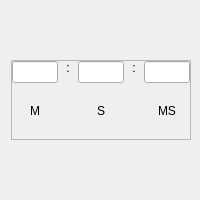
Qt form src/common/countdownwidget.ui (d-moco/GS-Capture) before a commit.
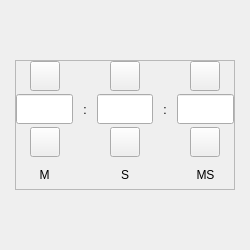
The same form after that commit. Icons and pictures are not drawn.

What changed in the file:
```diff
--- a/src/common/countdownwidget.ui
+++ b/src/common/countdownwidget.ui
@@ -6,38 +6,53 @@
    <rect>
     <x>0</x>
     <y>0</y>
-    <width>200</width>
-    <height>200</height>
+    <width>250</width>
+    <height>250</height>
    </rect>
   </property>
   <property name="minimumSize">
    <size>
-    <width>200</width>
-    <height>200</height>
+    <width>250</width>
+    <height>250</height>
    </size>
   </property>
   <property name="maximumSize">
    <size>
-    <width>200</width>
-    <height>200</height>
+    <width>250</width>
+    <height>250</height>
    </size>
   </property>
   <property name="windowTitle">
    <string>Form</string>
   </property>
   <layout class="QGridLayout" name="gridLayout">
+   <property name="leftMargin">
+    <number>0</number>
+   </property>
+   <property name="topMargin">
+    <number>0</number>
+   </property>
+   <property name="rightMargin">
+    <number>0</number>
+   </property>
+   <property name="bottomMargin">
+    <number>0</number>
+   </property>
+   <property name="spacing">
+    <number>0</number>
+   </property>
    <item row="0" column="0">
     <widget class="QFrame" name="frame">
      <property name="minimumSize">
       <size>
-       <width>180</width>
-       <height>80</height>
+       <width>220</width>
+       <height>130</height>
       </size>
      </property>
      <property name="maximumSize">
       <size>
-       <width>180</width>
-       <height>80</height>
+       <width>220</width>
+       <height>130</height>
       </size>
      </property>
      <property name="sizeIncrement">
@@ -52,9 +67,9 @@
      <property name="frameShadow">
       <enum>QFrame::Raised</enum>
      </property>
-     <layout class="QHBoxLayout" name="horizontalLayout">
+     <layout class="QHBoxLayout" name="horizontalLayout_7">
       <property name="spacing">
-       <number>0</number>
+       <number>2</number>
       </property>
       <property name="leftMargin">
        <number>0</number>
@@ -71,10 +86,135 @@
       <item>
        <layout class="QVBoxLayout" name="verticalLayout">
         <property name="spacing">
-         <number>0</number>
+         <number>3</number>
         </property>
         <item>
-         <widget class="QLineEdit" name="edit_min"/>
+         <layout class="QHBoxLayout" name="horizontalLayout">
+          <item>
+           <spacer name="horizontalSpacer">
+            <property name="orientation">
+             <enum>Qt::Horizontal</enum>
+            </property>
+            <property name="sizeHint" stdset="0">
+             <size>
+              <width>13</width>
+              <height>20</height>
+             </size>
+            </property>
+           </spacer>
+          </item>
+          <item>
+           <widget class="QToolButton" name="toolButton">
+            <property name="minimumSize">
+             <size>
+              <width>30</width>
+              <height>30</height>
+             </size>
+            </property>
+            <property name="maximumSize">
+             <size>
+              <width>30</width>
+              <height>30</height>
+             </size>
+            </property>
+            <property name="text">
+             <string/>
+            </property>
+            <property name="icon">
+             <iconset resource="../img.qrc">
+              <normaloff>:/image/up.png</normaloff>:/image/up.png</iconset>
+            </property>
+            <property name="iconSize">
+             <size>
+              <width>16</width>
+              <height>16</height>
+             </size>
+            </property>
+           </widget>
+          </item>
+          <item>
+           <spacer name="horizontalSpacer_2">
+            <property name="orientation">
+             <enum>Qt::Horizontal</enum>
+            </property>
+            <property name="sizeHint" stdset="0">
+             <size>
+              <width>13</width>
+              <height>20</height>
+             </size>
+            </property>
+           </spacer>
+          </item>
+         </layout>
+        </item>
+        <item>
+         <widget class="QLineEdit" name="edit_min">
+          <property name="minimumSize">
+           <size>
+            <width>50</width>
+            <height>30</height>
+           </size>
+          </property>
+         </widget>
+        </item>
+        <item>
+         <layout class="QHBoxLayout" name="horizontalLayout_2">
+          <item>
+           <spacer name="horizontalSpacer_3">
+            <property name="orientation">
+             <enum>Qt::Horizontal</enum>
+            </property>
+            <property name="sizeHint" stdset="0">
+             <size>
+              <width>13</width>
+              <height>20</height>
+             </size>
+            </property>
+           </spacer>
+          </item>
+          <item>
+           <widget class="QToolButton" name="toolButton_2">
+            <property name="minimumSize">
+             <size>
+              <width>30</width>
+              <height>30</height>
+             </size>
+            </property>
+            <property name="maximumSize">
+             <size>
+              <width>30</width>
+              <height>30</height>
+             </size>
+            </property>
+            <property name="text">
+             <string/>
+            </property>
+            <property name="icon">
+             <iconset resource="../img.qrc">
+              <normaloff>:/image/down.png</normaloff>:/image/down.png</iconset>
+            </property>
+            <property name="iconSize">
+             <size>
+              <width>16</width>
+              <height>16</height>
+             </size>
+            </property>
+           </widget>
+          </item>
+          <item>
+           <spacer name="horizontalSpacer_4">
+            <property name="orientation">
+             <enum>Qt::Horizontal</enum>
+            </property>
+            <property name="sizeHint" stdset="0">
+             <size>
+              <width>13</width>
+              <height>20</height>
+             </size>
+            </property>
+           </spacer>
+          </item>
+         </layout>
         </item>
         <item>
          <widget class="QLabel" name="label_3">
@@ -90,6 +230,22 @@
       </item>
       <item>
        <layout class="QVBoxLayout" name="verticalLayout_4">
+        <item>
+         <spacer name="verticalSpacer_3">
+          <property name="orientation">
+           <enum>Qt::Vertical</enum>
+          </property>
+          <property name="sizeType">
+           <enum>QSizePolicy::Fixed</enum>
+          </property>
+          <property name="sizeHint" stdset="0">
+           <size>
+            <width>20</width>
+            <height>20</height>
+           </size>
+          </property>
+         </spacer>
+        </item>
         <item>
          <widget class="QLabel" name="label">
           <property name="text">
@@ -105,10 +261,13 @@
           <property name="orientation">
            <enum>Qt::Vertical</enum>
           </property>
+          <property name="sizeType">
+           <enum>QSizePolicy::Fixed</enum>
+          </property>
           <property name="sizeHint" stdset="0">
            <size>
             <width>20</width>
-            <height>40</height>
+            <height>50</height>
            </size>
           </property>
          </spacer>
@@ -118,10 +277,135 @@
       <item>
        <layout class="QVBoxLayout" name="verticalLayout_2">
         <property name="spacing">
-         <number>0</number>
+         <number>3</number>
         </property>
         <item>
-         <widget class="QLineEdit" name="edit_sec"/>
+         <layout class="QHBoxLayout" name="horizontalLayout_3">
+          <item>
+           <spacer name="horizontalSpacer_5">
+            <property name="orientation">
+             <enum>Qt::Horizontal</enum>
+            </property>
+            <property name="sizeHint" stdset="0">
+             <size>
+              <width>13</width>
+              <height>20</height>
+             </size>
+            </property>
+           </spacer>
+          </item>
+          <item>
+           <widget class="QToolButton" name="toolButton_3">
+            <property name="minimumSize">
+             <size>
+              <width>30</width>
+              <height>30</height>
+             </size>
+            </property>
+            <property name="maximumSize">
+             <size>
+              <width>30</width>
+              <height>30</height>
+             </size>
+            </property>
+            <property name="text">
+             <string/>
+            </property>
+            <property name="icon">
+             <iconset resource="../img.qrc">
+              <normaloff>:/image/up.png</normaloff>:/image/up.png</iconset>
+            </property>
+            <property name="iconSize">
+             <size>
+              <width>16</width>
+              <height>16</height>
+             </size>
+            </property>
+           </widget>
+          </item>
+          <item>
+           <spacer name="horizontalSpacer_6">
+            <property name="orientation">
+             <enum>Qt::Horizontal</enum>
+            </property>
+            <property name="sizeHint" stdset="0">
+             <size>
+              <width>13</width>
+              <height>20</height>
+             </size>
+            </property>
+           </spacer>
+          </item>
+         </layout>
+        </item>
+        <item>
+         <widget class="QLineEdit" name="edit_sec">
+          <property name="minimumSize">
+           <size>
+            <width>50</width>
+            <height>30</height>
+           </size>
+          </property>
+         </widget>
+        </item>
+        <item>
+         <layout class="QHBoxLayout" name="horizontalLayout_4">
+          <item>
+           <spacer name="horizontalSpacer_7">
+            <property name="orientation">
+             <enum>Qt::Horizontal</enum>
+            </property>
+            <property name="sizeHint" stdset="0">
+             <size>
+              <width>13</width>
+              <height>20</height>
+             </size>
+            </property>
+           </spacer>
+          </item>
+          <item>
+           <widget class="QToolButton" name="toolButton_4">
+            <property name="minimumSize">
+             <size>
+              <width>30</width>
+              <height>30</height>
+             </size>
+            </property>
+            <property name="maximumSize">
+             <size>
+              <width>30</width>
+              <height>30</height>
+             </size>
+            </property>
+            <property name="text">
+             <string/>
+            </property>
+            <property name="icon">
+             <iconset resource="../img.qrc">
+              <normaloff>:/image/down.png</normaloff>:/image/down.png</iconset>
+            </property>
+            <property name="iconSize">
+             <size>
+              <width>16</width>
+              <height>16</height>
+             </size>
+            </property>
+           </widget>
+          </item>
+          <item>
+           <spacer name="horizontalSpacer_8">
+            <property name="orientation">
+             <enum>Qt::Horizontal</enum>
+            </property>
+            <property name="sizeHint" stdset="0">
+             <size>
+              <width>13</width>
+              <height>20</height>
+             </size>
+            </property>
+           </spacer>
+          </item>
+         </layout>
         </item>
         <item>
          <widget class="QLabel" name="label_4">
@@ -140,6 +424,22 @@
         <property name="spacing">
          <number>0</number>
         </property>
+        <item>
+         <spacer name="verticalSpacer_4">
+          <property name="orientation">
+           <enum>Qt::Vertical</enum>
+          </property>
+          <property name="sizeType">
+           <enum>QSizePolicy::Fixed</enum>
+          </property>
+          <property name="sizeHint" stdset="0">
+           <size>
+            <width>20</width>
+            <height>20</height>
+           </size>
+          </property>
+         </spacer>
+        </item>
         <item>
          <widget class="QLabel" name="label_2">
           <property name="text">
@@ -155,10 +455,13 @@
           <property name="orientation">
            <enum>Qt::Vertical</enum>
           </property>
+          <property name="sizeType">
+           <enum>QSizePolicy::Fixed</enum>
+          </property>
           <property name="sizeHint" stdset="0">
            <size>
             <width>20</width>
-            <height>40</height>
+            <height>50</height>
            </size>
           </property>
          </spacer>
@@ -168,10 +471,138 @@
       <item>
        <layout class="QVBoxLayout" name="verticalLayout_3">
         <property name="spacing">
-         <number>0</number>
+         <number>3</number>
         </property>
         <item>
-         <widget class="QLineEdit" name="edit_msec"/>
+         <layout class="QHBoxLayout" name="horizontalLayout_5">
+          <item>
+           <spacer name="horizontalSpacer_9">
+            <property name="orientation">
+             <enum>Qt::Horizontal</enum>
+            </property>
+            <property name="sizeHint" stdset="0">
+             <size>
+              <width>17</width>
+              <height>20</height>
+             </size>
+            </property>
+           </spacer>
+          </item>
+          <item>
+           <widget class="QToolButton" name="toolButton_5">
+            <property name="minimumSize">
+             <size>
+              <width>30</width>
+              <height>30</height>
+             </size>
+            </property>
+            <property name="maximumSize">
+             <size>
+              <width>30</width>
+              <height>30</height>
+             </size>
+            </property>
+            <property name="text">
+             <string/>
+            </property>
+            <property name="icon">
+             <iconset resource="../img.qrc">
+              <normaloff>:/image/up.png</normaloff>:/image/up.png</iconset>
+            </property>
+            <property name="iconSize">
+             <size>
+              <width>16</width>
+              <height>16</height>
+             </size>
+            </property>
+            <property name="toolButtonStyle">
+             <enum>Qt::ToolButtonIconOnly</enum>
+            </property>
+           </widget>
+          </item>
+          <item>
+           <spacer name="horizontalSpacer_10">
+            <property name="orientation">
+             <enum>Qt::Horizontal</enum>
+            </property>
+            <property name="sizeHint" stdset="0">
+             <size>
+              <width>17</width>
+              <height>20</height>
+             </size>
+            </property>
+           </spacer>
+          </item>
+         </layout>
+        </item>
+        <item>
+         <widget class="QLineEdit" name="edit_msec">
+          <property name="minimumSize">
+           <size>
+            <width>50</width>
+            <height>30</height>
+           </size>
+          </property>
+         </widget>
+        </item>
+        <item>
+         <layout class="QHBoxLayout" name="horizontalLayout_6">
+          <item>
+           <spacer name="horizontalSpacer_11">
+            <property name="orientation">
+             <enum>Qt::Horizontal</enum>
+            </property>
+            <property name="sizeHint" stdset="0">
+             <size>
+              <width>18</width>
+              <height>20</height>
+             </size>
+            </property>
+           </spacer>
+          </item>
+          <item>
+           <widget class="QToolButton" name="toolButton_6">
+            <property name="minimumSize">
+             <size>
+              <width>30</width>
+              <height>30</height>
+             </size>
+            </property>
+            <property name="maximumSize">
+             <size>
+              <width>30</width>
+              <height>30</height>
+             </size>
+            </property>
+            <property name="text">
+             <string/>
+            </property>
+            <property name="icon">
+             <iconset resource="../img.qrc">
+              <normaloff>:/image/down.png</normaloff>:/image/down.png</iconset>
+            </property>
+            <property name="iconSize">
+             <size>
+              <width>16</width>
+              <height>16</height>
+             </size>
+            </property>
+           </widget>
+          </item>
+          <item>
+           <spacer name="horizontalSpacer_12">
+            <property name="orientation">
+             <enum>Qt::Horizontal</enum>
+            </property>
+            <property name="sizeHint" stdset="0">
+             <size>
+              <width>18</width>
+              <height>20</height>
+             </size>
+            </property>
+           </spacer>
+          </item>
+         </layout>
         </item>
         <item>
          <widget class="QLabel" name="label_5">
```
Left out of the diff: 4 changed lines with no effect on the pictures.
